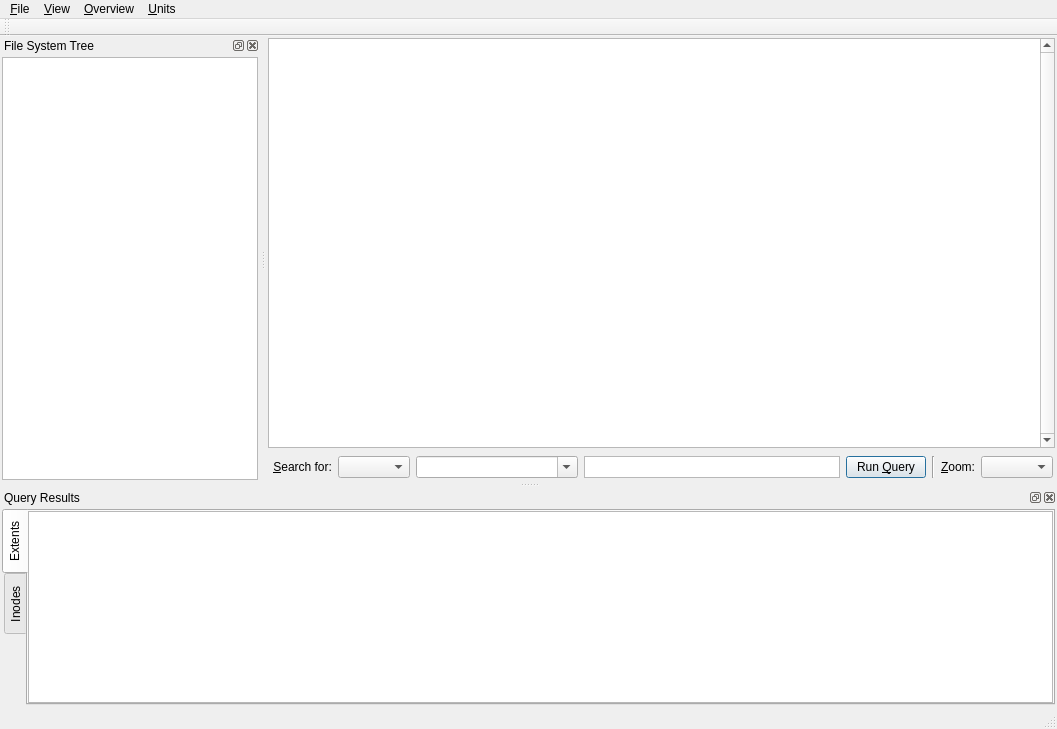
Qt form filemapper.ui (djwong/filemapper) before a commit.
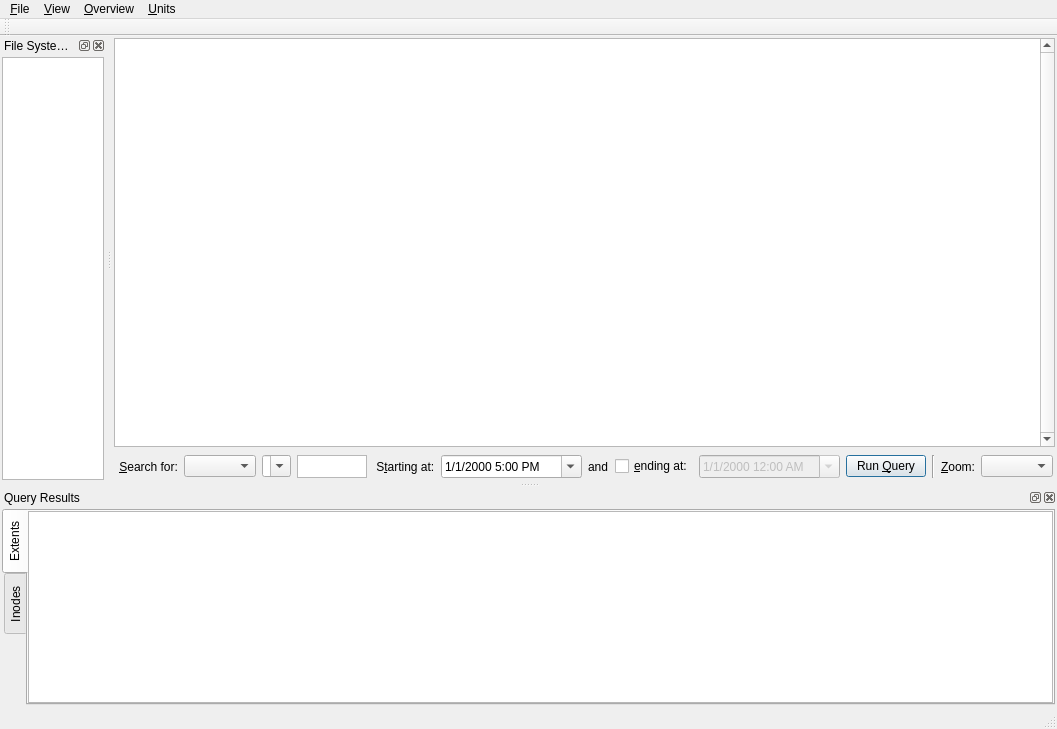
The same form after that commit. Icons and pictures are not drawn.

Commit message: gui: Create a new timestamp query format.

What changed in the file:
```diff
--- a/filemapper.ui
+++ b/filemapper.ui
@@ -218,6 +218,129 @@
          </property>
         </widget>
        </item>
+       <item>
+        <widget class="QFrame" name="query_timestamp">
+         <property name="sizePolicy">
+          <sizepolicy hsizetype="MinimumExpanding" vsizetype="Preferred">
+           <horstretch>0</horstretch>
+           <verstretch>0</verstretch>
+          </sizepolicy>
+         </property>
+         <property name="frameShape">
+          <enum>QFrame::NoFrame</enum>
+         </property>
+         <layout class="QGridLayout" name="gridLayout_5">
+          <property name="leftMargin">
+           <number>0</number>
+          </property>
+          <property name="topMargin">
+           <number>0</number>
+          </property>
+          <property name="rightMargin">
+           <number>0</number>
+          </property>
+          <property name="bottomMargin">
+           <number>0</number>
+          </property>
+          <item row="1" column="1">
+           <widget class="QLabel" name="label_4">
+            <property name="text">
+             <string> S&amp;tarting at:</string>
+            </property>
+            <property name="buddy">
+             <cstring>query_startTimeStamp</cstring>
+            </property>
+           </widget>
+          </item>
+          <item row="1" column="4">
+           <widget class="QCheckBox" name="query_endTimeEnabled">
+            <property name="whatsThis">
+             <string>Enable querying a range of time stamps.</string>
+            </property>
+            <property name="accessibleName">
+             <string>Enable time stamp range query</string>
+            </property>
+            <property name="accessibleDescription">
+             <string>Enable querying a range of time stamps.</string>
+            </property>
+            <property name="text">
+             <string>&amp;ending at:</string>
+            </property>
+           </widget>
+          </item>
+          <item row="1" column="5">
+           <widget class="QDateTimeEdit" name="query_endTimeStamp">
+            <property name="enabled">
+             <bool>false</bool>
+            </property>
+            <property name="sizePolicy">
+             <sizepolicy hsizetype="MinimumExpanding" vsizetype="Fixed">
+              <horstretch>0</horstretch>
+              <verstretch>0</verstretch>
+             </sizepolicy>
+            </property>
+            <property name="whatsThis">
+             <string>The end of the range of time stamps to query.</string>
+            </property>
+            <property name="accessibleName">
+             <string>End timestamp</string>
+            </property>
+            <property name="accessibleDescription">
+             <string>The end of the range of time stamps to query.</string>
+            </property>
+            <property name="displayFormat">
+             <string>M/d/yyyy h:mm AP</string>
+            </property>
+            <property name="calendarPopup">
+             <bool>true</bool>
+            </property>
+           </widget>
+          </item>
+          <item row="1" column="3">
+           <widget class="QLabel" name="label_3">
+            <property name="text">
+             <string>and</string>
+            </property>
+           </widget>
+          </item>
+          <item row="1" column="2">
+           <widget class="QDateTimeEdit" name="query_startTimeStamp">
+            <property name="sizePolicy">
+             <sizepolicy hsizetype="MinimumExpanding" vsizetype="Fixed">
+              <horstretch>0</horstretch>
+              <verstretch>0</verstretch>
+             </sizepolicy>
+            </property>
+            <property name="whatsThis">
+             <string>The start of the range of time stamps to query.</string>
+            </property>
+            <property name="accessibleName">
+             <string>Start timestamp</string>
+            </property>
+            <property name="accessibleDescription">
+             <string>The end of the range of time stamps to query.</string>
+            </property>
+            <property name="dateTime">
+             <datetime>
+              <hour>17</hour>
+              <minute>0</minute>
+              <second>0</second>
+              <year>2000</year>
+              <month>1</month>
+              <day>1</day>
+             </datetime>
+            </property>
+            <property name="displayFormat">
+             <string>M/d/yyyy h:mm AP</string>
+            </property>
+            <property name="calendarPopup">
+             <bool>true</bool>
+            </property>
+           </widget>
+          </item>
+         </layout>
+        </widget>
+       </item>
        <item>
         <widget class="QPushButton" name="query_btn">
          <property name="whatsThis">
```
Left out of the diff: 16 changed lines with no effect on the pictures. The commit also changes 2 other files.
